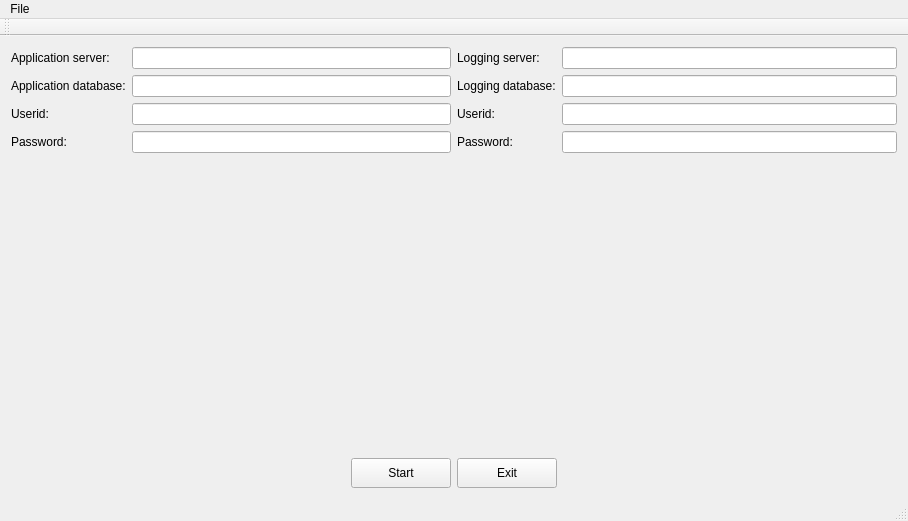
First picture: the form in EnergyUsage/mainwindow.ui, repository Cvelthoven/EnergyUsage, before the edit.
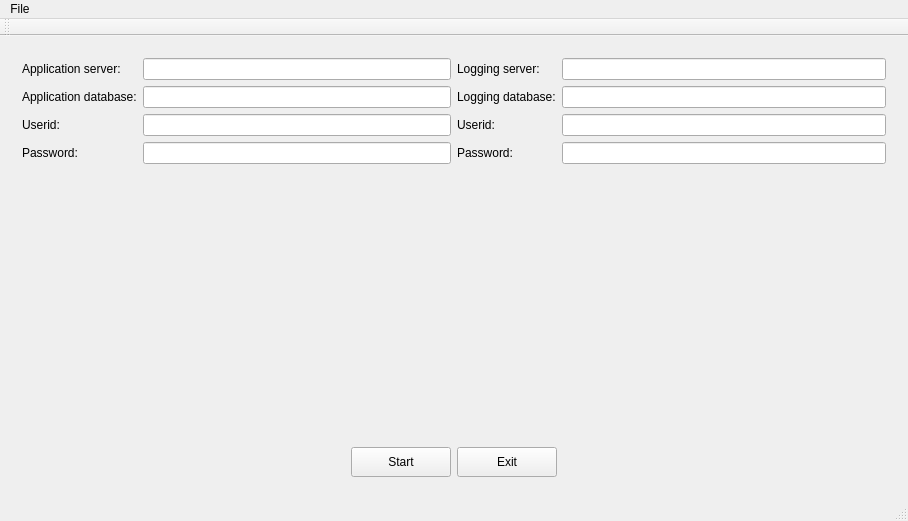
Second picture: the form after the edit.

Commit message: Startup window setup complete

```diff
--- a/EnergyUsage/mainwindow.ui
+++ b/EnergyUsage/mainwindow.ui
@@ -16,6 +16,13 @@
   <widget class="QWidget" name="centralWidget">
    <layout class="QVBoxLayout" name="verticalLayout">
     <item>
+     <widget class="QStackedWidget" name="stackedWidget">
+      <property name="currentIndex">
+       <number>0</number>
+      </property>
+      <widget class="QWidget" name="StartUpPage">
+       <layout class="QVBoxLayout" name="verticalLayout_2">
+        <item>
      <layout class="QHBoxLayout" name="DatabaseLoggingLayout">
       <item>
        <layout class="QFormLayout" name="DatabaseForm">
@@ -57,7 +64,11 @@
          </widget>
         </item>
         <item row="3" column="1">
-         <widget class="QLineEdit" name="passwordLineEdit"/>
+             <widget class="QLineEdit" name="applicationDatabasePasswordLineEdit">
+              <property name="echoMode">
+               <enum>QLineEdit::PasswordEchoOnEdit</enum>
+              </property>
+             </widget>
         </item>
        </layout>
       </item>
@@ -101,7 +112,11 @@
          </widget>
         </item>
         <item row="3" column="1">
-         <widget class="QLineEdit" name="passwordLineEdit_2"/>
+             <widget class="QLineEdit" name="loggingPasswordLineEdit">
+              <property name="echoMode">
+               <enum>QLineEdit::PasswordEchoOnEdit</enum>
+              </property>
+             </widget>
         </item>
        </layout>
       </item>
@@ -162,6 +177,11 @@
        </spacer>
       </item>
      </layout>
+        </item>
+       </layout>
+      </widget>
+      <widget class="QWidget" name="page_2"/>
+     </widget>
     </item>
    </layout>
   </widget>
```
Left out of the diff: 12 changed lines with no effect on the pictures. Lines whose indentation alone changed are shown as unchanged. The commit also changes 4 other files.
